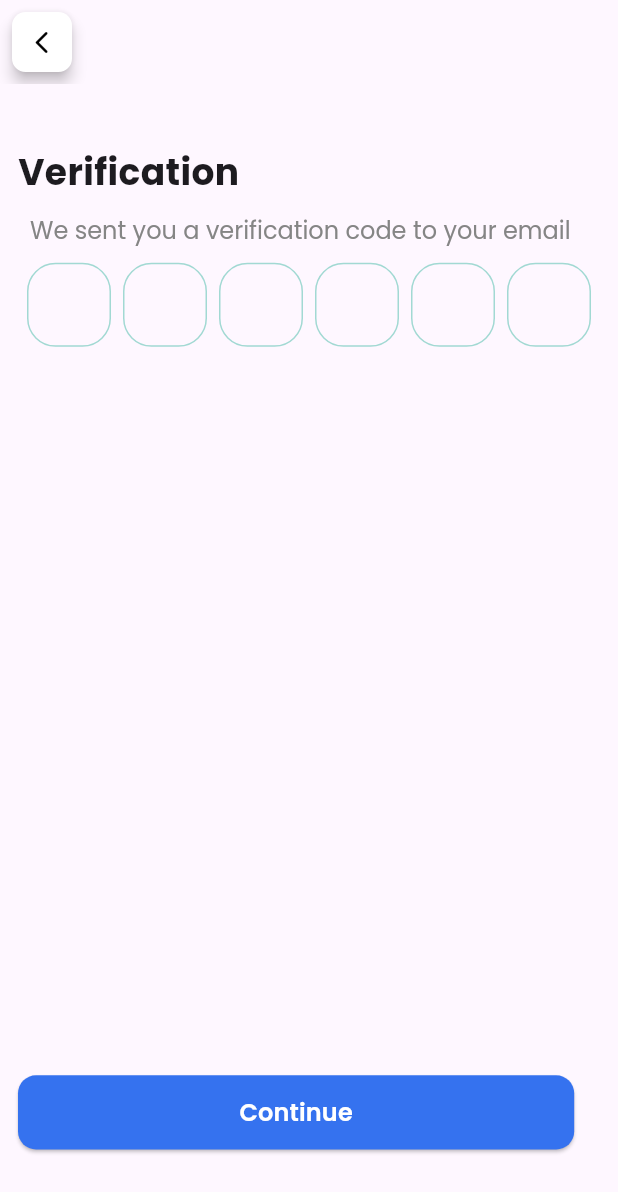
After one commit to Mahmou-d6356567377/edumate, a Flutter app: the screen it shows after launch, after a tap on "Login", on a phone screen of 412 x 824 dp. The commit adds this screen. Shown: the top 1192 px of the screen. Run offline on Flutter 3.47's test engine with Material 3 defaults, Android fonts, the phone set to English and light mode, and no system bars; drawn by our look-alikes of pinput; our stand-ins replace dots_indicator, flutter_native_splash, flutter_svg, go_router; missing offline and left inert: smart_auth.

Commit message:
verification page (UI) done

```diff
--- a/lib/config/routes/routes.dart
+++ b/lib/config/routes/routes.dart
@@ -1,29 +1,57 @@
-
-
 import 'package:edumate/features/auth/presentation/pages/forget_password.dart';
 import 'package:edumate/features/auth/presentation/pages/login.dart';
 import 'package:edumate/features/auth/presentation/pages/signup.dart';
+import 'package:edumate/features/auth/presentation/pages/verification_page.dart';
 import 'package:edumate/features/in/presentation/pages/intro.dart';
 import 'package:go_router/go_router.dart';
 
 class GoRoutes {
-  static const String intropages = '/intropages';
-  static const String loginpage = '/loginpage';
-  static const String signuppage = '/signuppage';
-  static const String forgetpasswordpage = '/forgetpasswordpage';
+  // paths
+  static const String introPath = '/intropages';
+  static const String loginPath = '/loginpage';
+  static const String signupPath = '/signuppage';
+  static const String forgetPasswordPath = '/forgetpasswordpage';
+  static const String verificationPath = '/verificationpage';
 
+  // names
+  static const String intro = 'intro';
+  static const String login = 'login';
+  static const String signup = 'signup';
+  static const String forgetPassword = 'forgetPassword';
+  static const String verification = 'verification';
 
-  static GoRouter getRouter(bool isLoggedIn , String uid) {
+  static GoRouter getRouter(bool isLoggedIn, String uid) {
     return GoRouter(
-      initialLocation: forgetpasswordpage,
-      // initialLocation: isLoggedIn ? navbarscreen : makeaccount,
+      initialLocation: loginPath,
       debugLogDiagnostics: true,
       routes: [
-        GoRoute(path: intropages, builder: (context, state) => IntroPages()),
-        GoRoute(path: loginpage, builder: (context, state) => Login()),
-        GoRoute(path: signuppage, builder: (context, state) => Signup()),
-        GoRoute(path: forgetpasswordpage, builder: (context, state) => ForgetPassword()),
-
+        GoRoute(
+          path: introPath,
+          name: intro,
+          builder: (context, state) => IntroPages(),
+        ),
+        GoRoute(
+          path: loginPath,
+          name: login,
+          builder: (context, state) => Login(),
+        ),
+        GoRoute(
+          path: signupPath,
+          name: signup,
+          builder: (context, state) => Signup(),
+        ),
+        GoRoute(
+          path: forgetPasswordPath,
+          name: forgetPassword,
+          builder: (context, state) => ForgetPassword(),
+        ),
+        GoRoute(
+          path: verificationPath,
+          name: verification,
+          builder:
+              (context, state) =>
+                  VerificationPage(emailcontroller: state.extra as String),
+        ),
       ],
     );
   }
--- a/lib/core/widgets/forget_password_text.dart
+++ b/lib/core/widgets/forget_password_text.dart
@@ -13,7 +13,7 @@ class ForgetPasswordTxT extends StatelessWidget {
   Widget build(BuildContext context) {
     return GestureDetector(
       onTap: () {
-        GoRouter.of(context).push(GoRoutes.forgetpasswordpage);
+        GoRouter.of(context).pushNamed(GoRoutes.forgetPassword);
       },
       child: Text('Forget Password?', style: Fonts.underlinedstyle,textAlign: TextAlign.center,));
   }
--- a/lib/core/widgets/large_auth_button.dart
+++ b/lib/core/widgets/large_auth_button.dart
@@ -1,3 +1,4 @@
+import 'package:edumate/core/consts/conts_colors.dart';
 import 'package:edumate/core/fonts/fonts.dart';
 import 'package:flutter/material.dart';
 
@@ -17,7 +18,7 @@ class LargeButton extends StatelessWidget {
       child: ElevatedButton(
         onPressed: onPress,
         style: ElevatedButton.styleFrom(
-          backgroundColor: const Color(0xFF6C63FF),
+          backgroundColor: const Color(ConstsColors.klightblue),
           shape: RoundedRectangleBorder(
             borderRadius: BorderRadius.circular(12),
           ),
--- /dev/null
+++ b/lib/core/widgets/otp_pin_field.dart
@@ -0,0 +1,158 @@
+import 'package:edumate/core/consts/conts_colors.dart';
+import 'package:flutter/foundation.dart';
+import 'package:flutter/material.dart';
+import 'package:flutter/services.dart';
+import 'package:pinput/pinput.dart';
+import 'package:smart_auth/smart_auth.dart';
+
+class OtpPinPutField extends StatefulWidget {
+  const OtpPinPutField({super.key, required this.formKey, required this.pinController, required this.focusNode,});
+   final TextEditingController pinController;
+final FocusNode focusNode;
+  final GlobalKey<FormState> formKey;
+  @override
+  State<OtpPinPutField> createState() => _OtpPinPutFieldState();
+}
+
+class _OtpPinPutFieldState extends State<OtpPinPutField> {
+  late final SmsRetriever smsRetriever;
+
+
+  @override
+  void initState() {
+    super.initState();
+    // On web, disable the browser's context menu since this example uses a custom
+    // Flutter-rendered context menu.
+    if (kIsWeb) {
+      BrowserContextMenu.disableContextMenu();
+    }
+
+
+    /// In case you need an SMS autofill feature
+    smsRetriever = SmsRetrieverImpl(SmartAuth.instance);
+  }
+
+  @override
+  void dispose() {
+    if (kIsWeb) {
+      BrowserContextMenu.enableContextMenu();
+    }
+    widget.focusNode.dispose();
+    super.dispose();
+  }
+
+  @override
+  Widget build(BuildContext context) {
+    const focusedBorderColor = Color(ConstsColors.klightblue);
+    const fillColor = Color.fromRGBO(243, 246, 249, 0);
+    const borderColor = Color.fromRGBO(23, 171, 144, 0.4);
+
+    final defaultPinTheme = PinTheme(
+      width: 56,
+      height: 56,
+      textStyle: const TextStyle(
+        fontSize: 22,
+        color: Color.fromRGBO(30, 60, 87, 1),
+      ),
+      decoration: BoxDecoration(
+        borderRadius: BorderRadius.circular(19),
+        border: Border.all(color: borderColor),
+      ),
+    );
+
+    /// Optionally you can use form to validate the Pinput
+    return Column(
+      mainAxisAlignment: MainAxisAlignment.center,
+      children: [
+        Directionality(
+          // Specify direction if desired
+          textDirection: TextDirection.ltr,
+          child: Pinput(
+            // You can pass your own SmsRetriever implementation based on any package
+            // in this example we are using the SmartAuth
+            smsRetriever: smsRetriever,
+            controller: widget.pinController,
+            length: 6,
+            focusNode: widget.focusNode,
+            defaultPinTheme: defaultPinTheme,
+            separatorBuilder: (index) => const SizedBox(width: 8),
+
+
+
+
+             //! Validation -> next move
+            // Here we are checking if the pin is '222222' for example purpose
+            validator: (value) {
+              return value == '222222' ? null : 'Pin is incorrect';
+            },
+
+
+
+
+
+
+            hapticFeedbackType: HapticFeedbackType.lightImpact,
+            onCompleted: (pin) {
+              debugPrint('onCompleted: $pin');
+            },
+            onChanged: (value) {
+              debugPrint('onChanged: $value');
+            },
+            cursor: Column(
+              mainAxisAlignment: MainAxisAlignment.end,
+              children: [
+                Container(
+                  margin: const EdgeInsets.only(bottom: 9),
+                  width: 22,
+                  height: 1,
+                  color: focusedBorderColor,
+                ),
+              ],
+            ),
+            focusedPinTheme: defaultPinTheme.copyWith(
+              decoration: defaultPinTheme.decoration!.copyWith(
+                borderRadius: BorderRadius.circular(8),
+                border: Border.all(color: focusedBorderColor),
+              ),
+            ),
+            submittedPinTheme: defaultPinTheme.copyWith(
+              decoration: defaultPinTheme.decoration!.copyWith(
+                color: fillColor,
+                borderRadius: BorderRadius.circular(19),
+                border: Border.all(color: focusedBorderColor),
+              ),
+            ),
+            errorPinTheme: defaultPinTheme.copyBorderWith(
+              border: Border.all(color: Colors.redAccent),
+            ),
+          ),
+        ),
+
+      ],
+    );
+  }
+}
+
+/// You, as a developer should implement this interface.
+/// You can use any package to retrieve the SMS code. in this example we are using SmartAuth
+class SmsRetrieverImpl implements SmsRetriever {
+  const SmsRetrieverImpl(this.smartAuth);
+
+  final SmartAuth smartAuth;
+
+  @override
+  Future<void> dispose() {
+    return smartAuth.removeUserConsentApiListener();
+  }
+
+  @override
+  Future<String?> getSmsCode() async {
+    final signature = await smartAuth.getAppSignature();
+    debugPrint('App Signature: $signature');
+    final res = await smartAuth.getSmsWithUserConsentApi();
+    return res.data?.code;
+  }
+
+  @override
+  bool get listenForMultipleSms => false;
+}
--- a/lib/features/auth/presentation/pages/forget_password.dart
+++ b/lib/features/auth/presentation/pages/forget_password.dart
@@ -34,7 +34,7 @@ class _ForgetPasswordState extends State<ForgetPassword> {
               padding: EdgeInsets.all(8),
             ),
             onPressed: () {
-              GoRouter.of(context).pop();
+              context.pop();
             },
             child: Center(
               child: Icon(Icons.arrow_back_ios_rounded, color: Colors.black),
--- a/lib/features/auth/presentation/pages/login.dart
+++ b/lib/features/auth/presentation/pages/login.dart
@@ -13,14 +13,12 @@ import 'package:go_router/go_router.dart';
 class Login extends StatelessWidget {
   const Login({super.key});
 
-
-
   @override
   Widget build(BuildContext context) {
-      double height = MediaQuery.of(context).size.height;
-  double width = MediaQuery.of(context).size.width;
-TextEditingController emailcontroller = TextEditingController();
-TextEditingController passwordcontroller = TextEditingController();
+    double height = MediaQuery.of(context).size.height;
+    double width = MediaQuery.of(context).size.width;
+    TextEditingController emailcontroller = TextEditingController();
+    TextEditingController passwordcontroller = TextEditingController();
 
     return MaterialApp(
       home: Scaffold(
@@ -38,26 +36,38 @@ TextEditingController passwordcontroller = TextEditingController();
               textAlign: TextAlign.center,
             ),
             SizedBox(height: height * 0.04),
-            CustomTextField(hintText: 'Email', prefixIcon: Constants.email, controller: emailcontroller),
-            CustomTextField(hintText: 'Password', prefixIcon: Constants.lockon, controller: passwordcontroller),
+            CustomTextField(
+              hintText: 'Email',
+              prefixIcon: Constants.email,
+              controller: emailcontroller,
+            ),
+            CustomTextField(
+              hintText: 'Password',
+              prefixIcon: Constants.lockon,
+              controller: passwordcontroller,
+            ),
             RememberMeWidget(),
             Spacer(),
-            LargeButton(width: width, height: height, title: 'Login', onPress: () {}),
+            LargeButton(
+              width: width,
+              height: height,
+              title: 'Login',
+              onPress: () {
+                GoRouter.of(context).pushNamed(
+                  GoRoutes.verification,
+                  extra: emailcontroller.text,
+                );
+              },
+            ),
             Row(
               mainAxisAlignment: MainAxisAlignment.center,
               children: [
-                Text(
-                  'Don’t have an account ? ',
-                  style: Fonts.normalgreystyle,
-                ),
+                Text('Don’t have an account ? ', style: Fonts.normalgreystyle),
                 TextButton(
                   onPressed: () {
-                    GoRouter.of(context).push(GoRoutes.signuppage);
+                    GoRouter.of(context).push(GoRoutes.signupPath);
                   },
-                  child: Text(
-                    'Sign Up',
-                    style: Fonts.underlinedstyle,
-                  ),
+                  child: Text('Sign Up', style: Fonts.underlinedstyle),
                 ),
               ],
             ),
--- a/lib/features/auth/presentation/pages/signup.dart
+++ b/lib/features/auth/presentation/pages/signup.dart
@@ -1,3 +1,4 @@
+import 'package:edumate/config/routes/routes.dart';
 import 'package:edumate/core/consts/constants.dart';
 import 'package:edumate/core/fonts/fonts.dart';
 import 'package:edumate/core/widgets/custom_txt_field2.dart';
@@ -6,6 +7,7 @@ import 'package:edumate/core/widgets/large_auth_button.dart';
 import 'package:edumate/features/auth/presentation/widgets/remember_me_widget.dart';
 import 'package:flutter/material.dart';
 import 'package:flutter_svg/svg.dart';
+import 'package:go_router/go_router.dart';
 
 class Signup extends StatelessWidget {
   const Signup({super.key});
@@ -42,7 +44,12 @@ TextEditingController passwordcontroller = TextEditingController();
             RememberMeWidget(),
 
             Spacer(),
-            LargeButton(width: width, height: height, title: 'Sign Up', onPress: () {}),
+            LargeButton(width: width, height: height, title: 'Sign Up', onPress: () {
+              GoRouter.of(context).pushNamed(
+                GoRoutes.verification,
+                extra: emailcontroller.text,
+              );
+            }),
             Row(
               mainAxisAlignment: MainAxisAlignment.center,
               children: [
--- /dev/null
+++ b/lib/features/auth/presentation/pages/verification_page.dart
@@ -0,0 +1,125 @@
+import 'package:edumate/core/fonts/fonts.dart';
+import 'package:edumate/core/widgets/general_bottom_space.dart';
+import 'package:edumate/core/widgets/large_auth_button.dart';
+import 'package:edumate/core/widgets/otp_pin_field.dart';
+import 'package:flutter/material.dart';
+import 'package:go_router/go_router.dart';
+
+class VerificationPage extends StatefulWidget {
+  const VerificationPage({super.key, required this.emailcontroller});
+
+  final String emailcontroller;
+
+  @override
+  State<VerificationPage> createState() => _VerificationPageState();
+}
+
+class _VerificationPageState extends State<VerificationPage> {
+  late GlobalKey<FormState> formKey;
+  late TextEditingController pinController;
+  late FocusNode focusNode;
+
+  @override
+  void initState() {
+    super.initState();
+    formKey = GlobalKey<FormState>();
+    pinController = TextEditingController();
+    focusNode = FocusNode();
+  }
+
+  @override
+  void dispose() {
+    pinController.dispose();
+    focusNode.dispose();
+    super.dispose();
+  }
+
+  @override
+  Widget build(BuildContext context) {
+    double height = MediaQuery.of(context).size.height;
+    double width = MediaQuery.of(context).size.width;
+    return Scaffold(
+      appBar: AppBar(
+        leading: Padding(
+          padding: const EdgeInsets.all(8.0),
+          child: ElevatedButton(
+            style: ElevatedButton.styleFrom(
+              elevation: 4,
+              backgroundColor: Colors.white,
+              shadowColor: Colors.black,
+              shape: RoundedRectangleBorder(
+                borderRadius: BorderRadius.circular(9),
+              ),
+              padding: EdgeInsets.all(8),
+            ),
+            onPressed: () {
+              GoRouter.of(context).pop();
+            },
+            child: Center(
+              child: Icon(Icons.arrow_back_ios_rounded, color: Colors.black),
+            ),
+          ),
+        ),
+      ),
+      body: Form(
+        key: formKey,
+        child: Padding(
+          padding: const EdgeInsets.symmetric(horizontal: 12.0),
+          child: Column(
+            mainAxisAlignment: MainAxisAlignment.start,
+            crossAxisAlignment: CrossAxisAlignment.start,
+            children: [
+              SizedBox(height: height * 0.05),
+              Text(
+                'Verification',
+                style: Fonts.headingStyle,
+                textAlign: TextAlign.start,
+              ),
+
+              Padding(
+                padding: const EdgeInsets.symmetric(
+                  vertical: 10.0,
+                  horizontal: 8,
+                ),
+                child: RichText(
+                  text: TextSpan(
+                    children: [
+                      TextSpan(
+                        text: 'We sent you a verification code to your email ',
+                        style: Fonts.normalgreystyle,
+                      ),
+                      TextSpan(
+                        text: widget.emailcontroller,
+                        style: Fonts.normalgreystyle.copyWith(
+                          fontWeight: FontWeight.bold,
+                        ),
+                      ),
+                    ],
+                  ),
+                ),
+              ),
+
+              Row(
+                mainAxisAlignment: MainAxisAlignment.center,
+                children: [OtpPinPutField(pinController: pinController, formKey: formKey, focusNode: focusNode,)],
+              ),
+
+              Spacer(),
+
+              LargeButton(
+                width: width,
+                height: height,
+                title: 'Continue',
+                onPress: () {
+                  focusNode.unfocus();
+                  formKey.currentState!.validate();
+                },
+              ),
+              GeneralBottomSpace(height: height),
+            ],
+          ),
+        ),
+      ),
+    );
+  }
+}
--- a/lib/features/in/presentation/pages/intro.dart
+++ b/lib/features/in/presentation/pages/intro.dart
@@ -145,7 +145,7 @@ class _IntroPagesState extends State<IntroPages> {
         curve: Curves.easeInOut,
       );
     } else {
-      context.go(GoRoutes.loginpage);
+      context.go(GoRoutes.loginPath);
 
     }
   }
--- a/pubspec.yaml
+++ b/pubspec.yaml
@@ -35,6 +35,8 @@ dependencies:
   flutter_native_splash: ^2.4.6
   flutter_svg: ^2.2.2
   go_router: ^13.2.0
+  pinput: ^6.0.1
+  smart_auth: ^3.2.0
 
 dev_dependencies:
   flutter_lints: ^5.0.0
```
Also changed, not shown: pubspec.lock.
